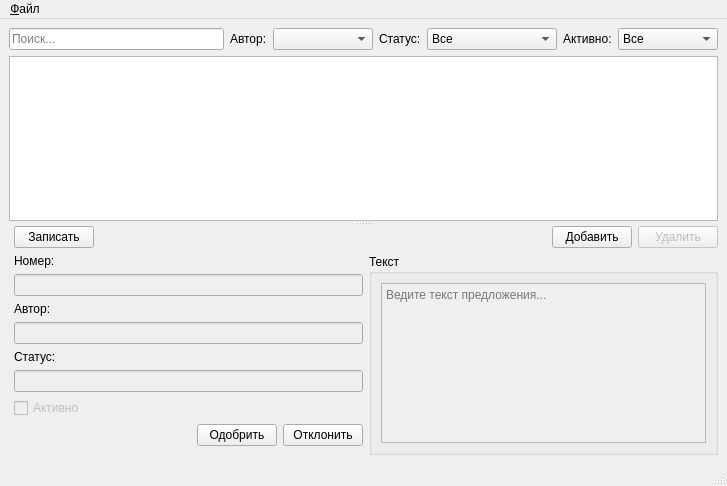
This is mw.ui in igrekus/sbox as Qt 5 draws it before an edit. The edited form follows.
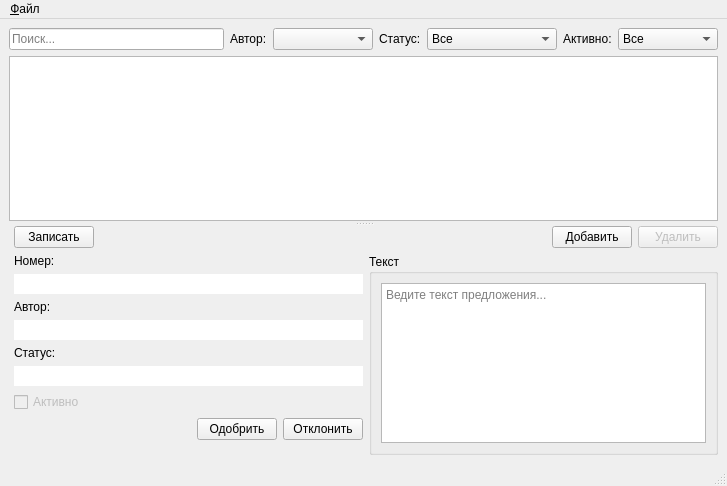
This is the edited form.

Commit message: Пофиксил краш, поправил интерфейс

What changed in the file:
```diff
--- a/mw.ui
+++ b/mw.ui
@@ -239,7 +239,7 @@
                  <enum>QFormLayout::WrapAllRows</enum>
                 </property>
                 <item row="0" column="0">
-                 <widget class="QLabel" name="lblId">
+                 <widget class="QLabel" name="lblIdLabel">
                   <property name="sizePolicy">
                    <sizepolicy hsizetype="Preferred" vsizetype="Fixed">
                     <horstretch>0</horstretch>
@@ -251,19 +251,6 @@
                   </property>
                  </widget>
                 </item>
-                <item row="0" column="1">
-                 <widget class="QLineEdit" name="editId">
-                  <property name="enabled">
-                   <bool>false</bool>
-                  </property>
-                  <property name="minimumSize">
-                   <size>
-                    <width>0</width>
-                    <height>0</height>
-                   </size>
-                  </property>
-                 </widget>
-                </item>
                 <item row="1" column="0">
                  <widget class="QLabel" name="lblAuthor">
                   <property name="sizePolicy">
@@ -277,6 +264,19 @@
                   </property>
                  </widget>
                 </item>
+                <item row="1" column="1">
+                 <widget class="QLineEdit" name="editAuthor">
+                  <property name="enabled">
+                   <bool>true</bool>
+                  </property>
+                  <property name="frame">
+                   <bool>false</bool>
+                  </property>
+                  <property name="readOnly">
+                   <bool>true</bool>
+                  </property>
+                 </widget>
+                </item>
                 <item row="2" column="0">
                  <widget class="QLabel" name="lblApprove">
                   <property name="sizePolicy">
@@ -293,15 +293,24 @@
                 <item row="2" column="1">
                  <widget class="QLineEdit" name="editApprover">
                   <property name="enabled">
+                   <bool>true</bool>
+                  </property>
+                  <property name="frame">
                    <bool>false</bool>
                   </property>
+                  <property name="readOnly">
+                   <bool>true</bool>
+                  </property>
                  </widget>
                 </item>
-                <item row="1" column="1">
-                 <widget class="QLineEdit" name="editAuthor">
-                  <property name="enabled">
+                <item row="0" column="1">
+                 <widget class="QLineEdit" name="editId">
+                  <property name="frame">
                    <bool>false</bool>
                   </property>
+                  <property name="readOnly">
+                   <bool>true</bool>
+                  </property>
                  </widget>
                 </item>
                </layout>
@@ -402,7 +411,7 @@
              <item>
               <widget class="QPlainTextEdit" name="textText">
                <property name="enabled">
-                <bool>false</bool>
+                <bool>true</bool>
                </property>
                <property name="sizePolicy">
                 <sizepolicy hsizetype="Expanding" vsizetype="Expanding">
@@ -416,6 +425,9 @@
                  <height>16777215</height>
                 </size>
                </property>
+               <property name="readOnly">
+                <bool>true</bool>
+               </property>
                <property name="placeholderText">
                 <string>Ведите текст предложения...</string>
                </property>
```
The commit also changes 2 other files.
